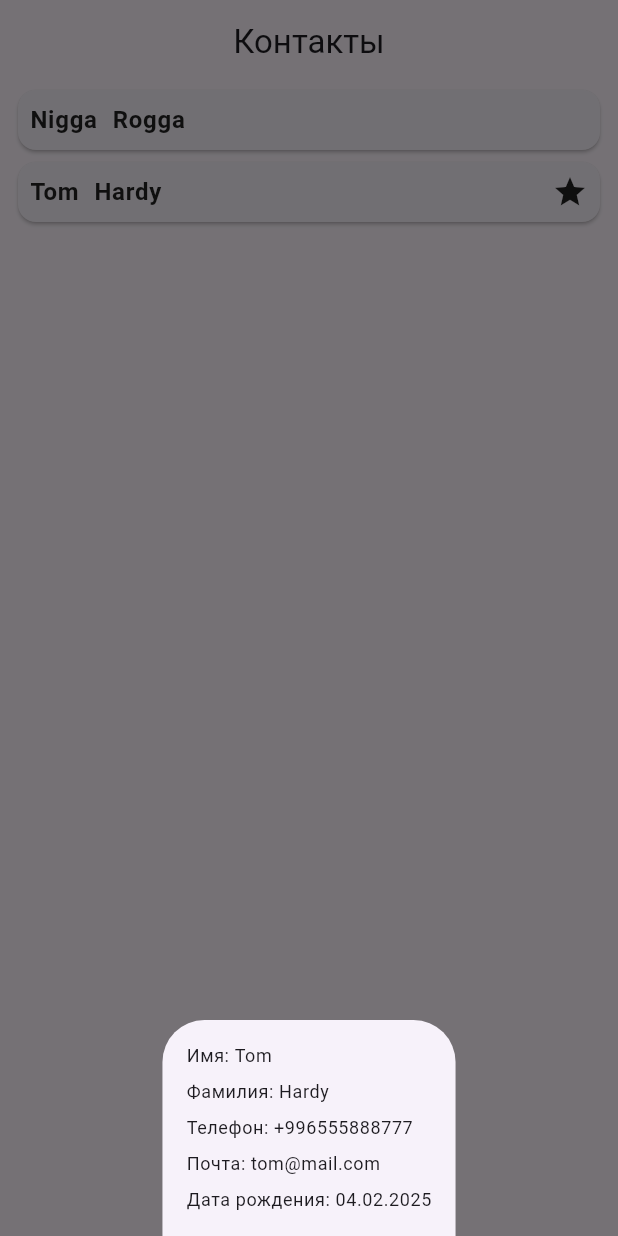
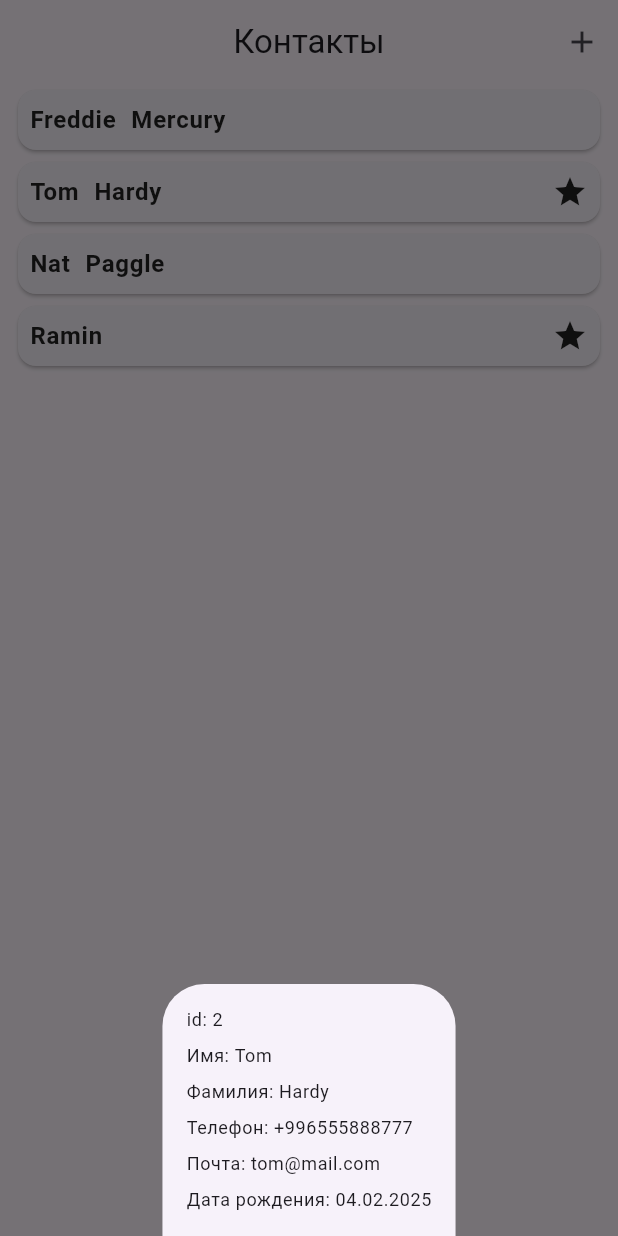
Before and after one commit to N1k1man/contacts, a Flutter app: the screen it shows after launch, after a tap on "Tom", on a phone screen of 412 x 824 dp. Run offline on Flutter 3.47's test engine with Material 3 defaults, Android fonts, the phone set to English and light mode, and no system bars.

Commit message:
HomeWork 28: Created new_contact.dart, added logics

```diff
--- a/lib/contacts_app.dart
+++ b/lib/contacts_app.dart
@@ -1,4 +1,5 @@
 import 'package:contacts/screens/contacts_screen.dart';
+import 'package:contacts/widgets/new_contact.dart';
 import 'package:flutter/material.dart';
 import 'package:contacts/models/contact.dart';
 
@@ -13,30 +14,65 @@ class _ContactsAppState extends State<ContactsApp> {
   List<Contact> contacts = [
     Contact(
         id: 1,
-        name: 'Nigga',
-        surname: 'Rogga',
-        phone: '+996550778838',
+        name: 'Freddie',
+        surname: 'Mercury',
+        phone: '+996550778888',
         email: 'nik@mail.com',
-        dateOfBirth: DateTime(1991, 9, 17)),
+        dateOfBirth: DateTime(1946, 9, 5)),
     Contact(
         id: 2,
         name: 'Tom',
         surname: 'Hardy',
         phone: '+996555888777',
         email: 'tom@mail.com',
-        dateOfBirth: DateTime.now())
+        dateOfBirth: DateTime.now()),
+    Contact(
+      id: 3,
+      name: 'Nat',
+      surname: 'Paggle',
+      phone: '+996700200300',
+      email: 'nat@mail.com',
+      dateOfBirth: DateTime(2005, 5, 5),
+    ),
+    Contact(
+      id: 3,
+      name: 'Ramin',
+      surname: '',
+      phone: '+996505304506',
+      email: 'ramin@mail.com',
+      dateOfBirth: DateTime.now(),
+    ),
   ];
+  void addContact(Contact newContact) {
+    setState(() {
+      contacts.add(newContact);
+    });
+  }
+
+  void openAddContactSheet() {
+    showModalBottomSheet(
+      context: context,
+      builder: (ctx) => NewContact(
+        onContactCreated: addContact,
+      ),
+    );
+  }
 
   @override
   Widget build(BuildContext context) {
     return Scaffold(
       appBar: AppBar(
+        actions: [
+          IconButton(onPressed: openAddContactSheet, icon: Icon(Icons.add)),
+        ],
         centerTitle: true,
         title: Text(
           'Контакты',
         ),
       ),
-      body: ContactsScreen(contacts: contacts),
+      body: SingleChildScrollView(
+        child: ContactsScreen(contacts: contacts),
+      ),
     );
   }
 }
--- a/lib/helpers/format_datetime.dart
+++ b/lib/helpers/format_datetime.dart
@@ -1,5 +1,3 @@
-import 'package:flutter/material.dart';
-
 String _zeroPad(int dateTimeValue) {
   if (dateTimeValue < 10) {
     return '0$dateTimeValue';
--- a/lib/widgets/contact_card.dart
+++ b/lib/widgets/contact_card.dart
@@ -26,6 +26,8 @@ class ContactCard extends StatelessWidget {
         contact.dateOfBirth.month == DateTime.now().month &&
         contact.dateOfBirth.day == DateTime.now().day;
 
+    bool isEmptySurname = contact.surname != '';
+
     return GestureDetector(
       onTap: () {
         _showContactDetails(context);
@@ -46,6 +48,7 @@ class ContactCard extends StatelessWidget {
                       ),
                     ),
                     SizedBox(width: 10),
+                    if (isEmptySurname)
                       Text(
                         contact.surname,
                         style: bodyLargeStyle.copyWith(
--- a/lib/widgets/contact_modal.dart
+++ b/lib/widgets/contact_modal.dart
@@ -17,6 +17,11 @@ class ContactModal extends StatelessWidget {
         crossAxisAlignment: CrossAxisAlignment.start,
         mainAxisSize: MainAxisSize.min,
         children: [
+          Text(
+            'id: ${contact.id}',
+            style: theme.textTheme.bodySmall,
+          ),
+          SizedBox(height: 8),
           Text(
             'Имя: ${contact.name}',
             style: theme.textTheme.bodySmall,
```
Also changed, not shown: lib/widgets/new_contact.dart (+152 -0 lines). Lines whose indentation alone changed are shown as unchanged.
